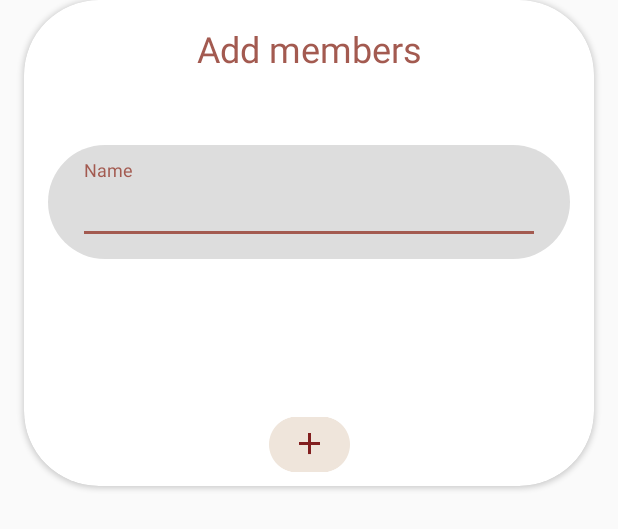
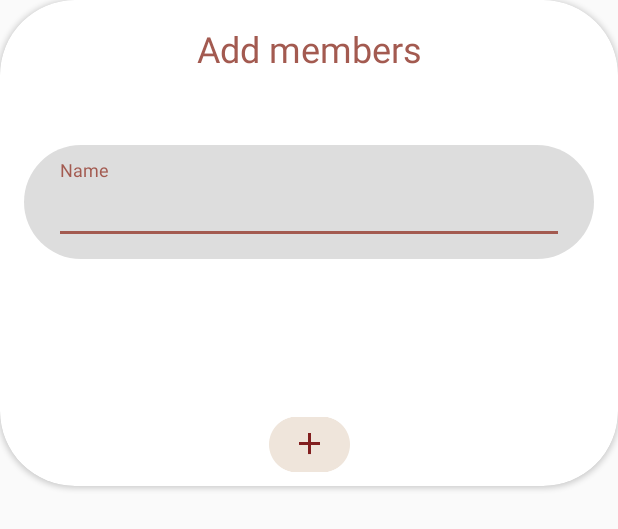
Before and after one commit to jtr860830/LifePrint-AndroidApp, an Android app: the layout invite_dialog.xml on its own in the app's theme, with its tools: preview values and no code run, on a phone screen of 412 x 824 dp. Shown: the top 529 px of the screen. Run offline under Robolectric (Android 15) with nearby library versions, the phone set to English and light mode, and no system bars.

Commit message:
Fix add member dialog margin

```diff
--- a/app/src/main/res/layout/invite_dialog.xml
+++ b/app/src/main/res/layout/invite_dialog.xml
@@ -1,11 +1,14 @@
 <?xml version="1.0" encoding="utf-8"?>
+<RelativeLayout xmlns:android="http://schemas.android.com/apk/res/android"
+    android:orientation="vertical"
+    android:layout_width="match_parent"
+    android:layout_height="match_parent">
+
     <android.support.v7.widget.CardView xmlns:android="http://schemas.android.com/apk/res/android"
         xmlns:app="http://schemas.android.com/apk/res-auto"
         xmlns:tools="http://schemas.android.com/tools"
-    android:layout_width="wrap_content"
+        android:layout_width="match_parent"
         android:layout_height="wrap_content"
-    android:layout_marginLeft="16dp"
-    android:layout_marginRight="16dp"
         app:cardCornerRadius="50dp">
 
         <android.support.constraint.ConstraintLayout
@@ -65,3 +68,4 @@
                 app:srcCompat="@drawable/group49" />
         </android.support.constraint.ConstraintLayout>
     </android.support.v7.widget.CardView>
+</RelativeLayout>
--- a/app/src/main/res/values/colors.xml
+++ b/app/src/main/res/values/colors.xml
@@ -7,7 +7,7 @@
     <color name="white">#FFFFFF</color>
     <color name="background">#80B58E62</color>
     <color name="textColor">#a35a50</color>
-    <color name="underBar">#E6D9CA</color>
+    <color name="underBar">#e6d9ca</color>
     <color name="tag">#5F5E5E</color>
     <color name="star"> #EFCE4A</color>
     <color name="gray">#DDDDDD</color>
```
Lines whose indentation alone changed are shown as unchanged.
